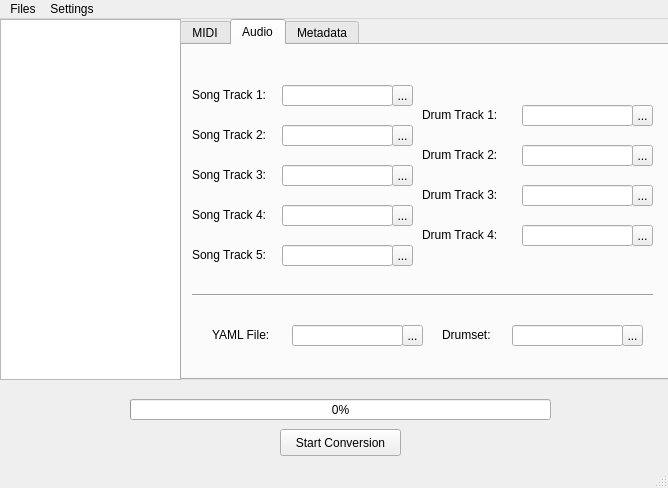
Old version of the form PDUtilities/interface/pd_gui_layout.ui in the repository emretanirgan/ParadiddleUtilities.
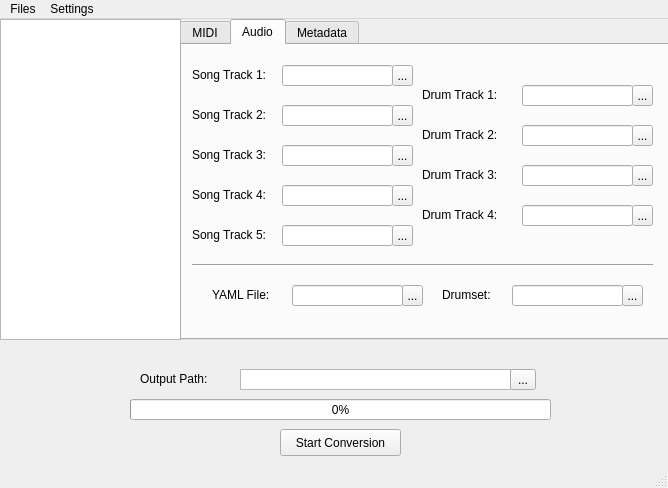
New version of the form. The open tabs and pages were chosen to show the change.

Commit message: I have aids

What changed in the file:
```diff
--- a/PDUtilities/interface/pd_gui_layout.ui
+++ b/PDUtilities/interface/pd_gui_layout.ui
@@ -46,7 +46,7 @@
       <x>0</x>
       <y>0</y>
       <width>181</width>
-      <height>361</height>
+      <height>321</height>
      </rect>
     </property>
    </widget>
@@ -56,7 +56,7 @@
       <x>180</x>
       <y>0</y>
       <width>491</width>
-      <height>361</height>
+      <height>321</height>
      </rect>
     </property>
     <property name="currentIndex">
@@ -259,7 +259,7 @@
       <property name="geometry">
        <rect>
         <x>240</x>
-        <y>60</y>
+        <y>40</y>
         <width>101</width>
         <height>19</height>
        </rect>
@@ -272,7 +272,7 @@
       <property name="geometry">
        <rect>
         <x>10</x>
-        <y>40</y>
+        <y>20</y>
         <width>91</width>
         <height>19</height>
        </rect>
@@ -285,7 +285,7 @@
       <property name="geometry">
        <rect>
         <x>10</x>
-        <y>80</y>
+        <y>60</y>
         <width>91</width>
         <height>19</height>
        </rect>
@@ -298,7 +298,7 @@
       <property name="geometry">
        <rect>
         <x>10</x>
-        <y>120</y>
+        <y>100</y>
         <width>91</width>
         <height>19</height>
        </rect>
@@ -311,7 +311,7 @@
       <property name="geometry">
        <rect>
         <x>10</x>
-        <y>160</y>
+        <y>140</y>
         <width>91</width>
         <height>19</height>
        </rect>
@@ -324,7 +324,7 @@
       <property name="geometry">
        <rect>
         <x>10</x>
-        <y>200</y>
+        <y>180</y>
         <width>91</width>
         <height>19</height>
        </rect>
@@ -337,7 +337,7 @@
       <property name="geometry">
        <rect>
         <x>240</x>
-        <y>100</y>
+        <y>80</y>
         <width>101</width>
         <height>19</height>
        </rect>
@@ -350,7 +350,7 @@
       <property name="geometry">
        <rect>
         <x>240</x>
-        <y>140</y>
+        <y>120</y>
         <width>101</width>
         <height>19</height>
        </rect>
@@ -363,7 +363,7 @@
       <property name="geometry">
        <rect>
         <x>240</x>
-        <y>180</y>
+        <y>160</y>
         <width>101</width>
         <height>19</height>
        </rect>
@@ -376,7 +376,7 @@
       <property name="geometry">
        <rect>
         <x>100</x>
-        <y>40</y>
+        <y>20</y>
         <width>111</width>
         <height>21</height>
        </rect>
@@ -389,7 +389,7 @@
       <property name="geometry">
        <rect>
         <x>100</x>
-        <y>80</y>
+        <y>60</y>
         <width>111</width>
         <height>21</height>
        </rect>
@@ -402,7 +402,7 @@
       <property name="geometry">
        <rect>
         <x>100</x>
-        <y>120</y>
+        <y>100</y>
         <width>111</width>
         <height>21</height>
        </rect>
@@ -415,7 +415,7 @@
       <property name="geometry">
        <rect>
         <x>100</x>
-        <y>160</y>
+        <y>140</y>
         <width>111</width>
         <height>21</height>
        </rect>
@@ -428,7 +428,7 @@
       <property name="geometry">
        <rect>
         <x>100</x>
-        <y>200</y>
+        <y>180</y>
         <width>111</width>
         <height>21</height>
        </rect>
@@ -441,7 +441,7 @@
       <property name="geometry">
        <rect>
         <x>340</x>
-        <y>60</y>
+        <y>40</y>
         <width>111</width>
         <height>21</height>
        </rect>
@@ -454,7 +454,7 @@
       <property name="geometry">
        <rect>
         <x>340</x>
-        <y>100</y>
+        <y>80</y>
         <width>111</width>
         <height>21</height>
        </rect>
@@ -467,7 +467,7 @@
       <property name="geometry">
        <rect>
         <x>340</x>
-        <y>180</y>
+        <y>160</y>
         <width>111</width>
         <height>21</height>
        </rect>
@@ -480,7 +480,7 @@
       <property name="geometry">
        <rect>
         <x>340</x>
-        <y>140</y>
+        <y>120</y>
         <width>111</width>
         <height>21</height>
        </rect>
@@ -493,7 +493,7 @@
       <property name="geometry">
        <rect>
         <x>210</x>
-        <y>40</y>
+        <y>20</y>
         <width>21</width>
         <height>21</height>
        </rect>
@@ -506,7 +506,7 @@
       <property name="geometry">
        <rect>
         <x>210</x>
-        <y>200</y>
+        <y>180</y>
         <width>21</width>
         <height>21</height>
        </rect>
@@ -519,7 +519,7 @@
       <property name="geometry">
        <rect>
         <x>210</x>
-        <y>160</y>
+        <y>140</y>
         <width>21</width>
         <height>21</height>
        </rect>
@@ -532,7 +532,7 @@
       <property name="geometry">
        <rect>
         <x>210</x>
-        <y>120</y>
+        <y>100</y>
         <width>21</width>
         <height>21</height>
        </rect>
@@ -545,7 +545,7 @@
       <property name="geometry">
        <rect>
         <x>210</x>
-        <y>80</y>
+        <y>60</y>
         <width>21</width>
         <height>21</height>
        </rect>
@@ -558,7 +558,7 @@
       <property name="geometry">
        <rect>
         <x>450</x>
-        <y>60</y>
+        <y>40</y>
         <width>21</width>
         <height>21</height>
        </rect>
@@ -571,7 +571,7 @@
       <property name="geometry">
        <rect>
         <x>450</x>
-        <y>100</y>
+        <y>80</y>
         <width>21</width>
         <height>21</height>
        </rect>
@@ -584,7 +584,7 @@
       <property name="geometry">
        <rect>
         <x>450</x>
-        <y>140</y>
+        <y>120</y>
         <width>21</width>
         <height>21</height>
        </rect>
@@ -597,7 +597,7 @@
       <property name="geometry">
        <rect>
         <x>450</x>
-        <y>180</y>
+        <y>160</y>
         <width>21</width>
         <height>21</height>
        </rect>
@@ -610,7 +610,7 @@
       <property name="geometry">
        <rect>
         <x>30</x>
-        <y>280</y>
+        <y>240</y>
         <width>71</width>
         <height>19</height>
        </rect>
@@ -623,7 +623,7 @@
       <property name="geometry">
        <rect>
         <x>330</x>
-        <y>280</y>
+        <y>240</y>
         <width>111</width>
         <height>21</height>
        </rect>
@@ -636,7 +636,7 @@
       <property name="geometry">
        <rect>
         <x>110</x>
-        <y>280</y>
+        <y>240</y>
         <width>111</width>
         <height>21</height>
        </rect>
@@ -649,7 +649,7 @@
       <property name="geometry">
        <rect>
         <x>220</x>
-        <y>280</y>
+        <y>240</y>
         <width>21</width>
         <height>21</height>
        </rect>
@@ -662,7 +662,7 @@
       <property name="geometry">
        <rect>
         <x>260</x>
-        <y>280</y>
+        <y>240</y>
         <width>71</width>
         <height>19</height>
        </rect>
@@ -675,7 +675,7 @@
       <property name="geometry">
        <rect>
         <x>440</x>
-        <y>280</y>
+        <y>240</y>
         <width>21</width>
         <height>21</height>
        </rect>
@@ -688,7 +688,7 @@
       <property name="geometry">
        <rect>
         <x>10</x>
-        <y>240</y>
+        <y>210</y>
         <width>461</width>
         <height>20</height>
        </rect>
@@ -897,51 +897,6 @@
        <string>Charter Name:</string>
       </property>
      </widget>
-     <widget class="QLabel" name="outputLabel">
-      <property name="geometry">
-       <rect>
-        <x>90</x>
-        <y>200</y>
-        <width>101</width>
-        <height>19</height>
-       </rect>
-      </property>
-      <property name="text">
-       <string>Output Path:</string>
-      </property>
-     </widget>
-     <widget class="QPlainTextEdit" name="outputTextBox">
-      <property name="geometry">
-       <rect>
-        <x>180</x>
-        <y>200</y>
-        <width>161</width>
-        <height>21</height>
-       </rect>
-      </property>
-      <property name="verticalScrollBarPolicy">
-       <enum>Qt::ScrollBarAlwaysOff</enum>
-      </property>
-      <property name="horizontalScrollBarPolicy">
-       <enum>Qt::ScrollBarAlwaysOff</enum>
-      </property>
-      <property name="readOnly">
-       <bool>true</bool>
-      </property>
-     </widget>
-     <widget class="QToolButton" name="outputButton">
-      <property name="geometry">
-       <rect>
-        <x>340</x>
-        <y>200</y>
-        <width>26</width>
-        <height>21</height>
-       </rect>
-      </property>
-      <property name="text">
-       <string>...</string>
-      </property>
-     </widget>
      <widget class="QLabel" name="complexityLabel">
       <property name="geometry">
        <rect>
@@ -967,6 +922,51 @@
      </widget>
     </widget>
    </widget>
+   <widget class="QPlainTextEdit" name="outputTextBox">
+    <property name="geometry">
+     <rect>
+      <x>240</x>
+      <y>350</y>
+      <width>271</width>
+      <height>21</height>
+     </rect>
+    </property>
+    <property name="verticalScrollBarPolicy">
+     <enum>Qt::ScrollBarAlwaysOff</enum>
+    </property>
+    <property name="horizontalScrollBarPolicy">
+     <enum>Qt::ScrollBarAlwaysOff</enum>
+    </property>
+    <property name="readOnly">
+     <bool>true</bool>
+    </property>
+   </widget>
+   <widget class="QLabel" name="outputLabel">
+    <property name="geometry">
+     <rect>
+      <x>140</x>
+      <y>350</y>
+      <width>101</width>
+      <height>19</height>
+     </rect>
+    </property>
+    <property name="text">
+     <string>Output Path:</string>
+    </property>
+   </widget>
+   <widget class="QToolButton" name="outputButton">
+    <property name="geometry">
+     <rect>
+      <x>510</x>
+      <y>350</y>
+      <width>26</width>
+      <height>21</height>
+     </rect>
+    </property>
+    <property name="text">
+     <string>...</string>
+    </property>
+   </widget>
   </widget>
   <widget class="QStatusBar" name="statusbar"/>
   <widget class="QMenuBar" name="menuBar">
```
Left out of the diff: 45 changed lines with no effect on the pictures. The commit also changes 1 other file.
